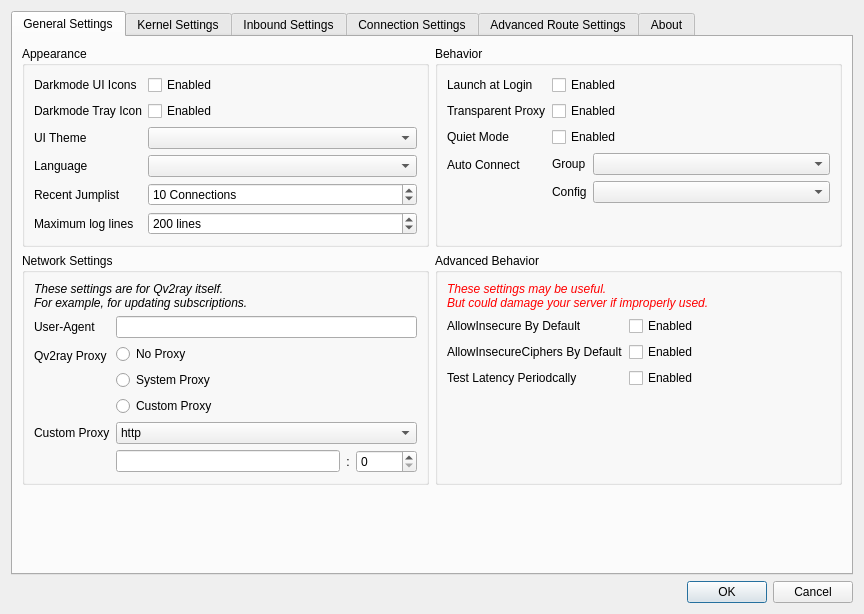
Qt form src/ui/windows/w_PreferencesWindow.ui (Qv2ray/Qv2ray) before a commit.
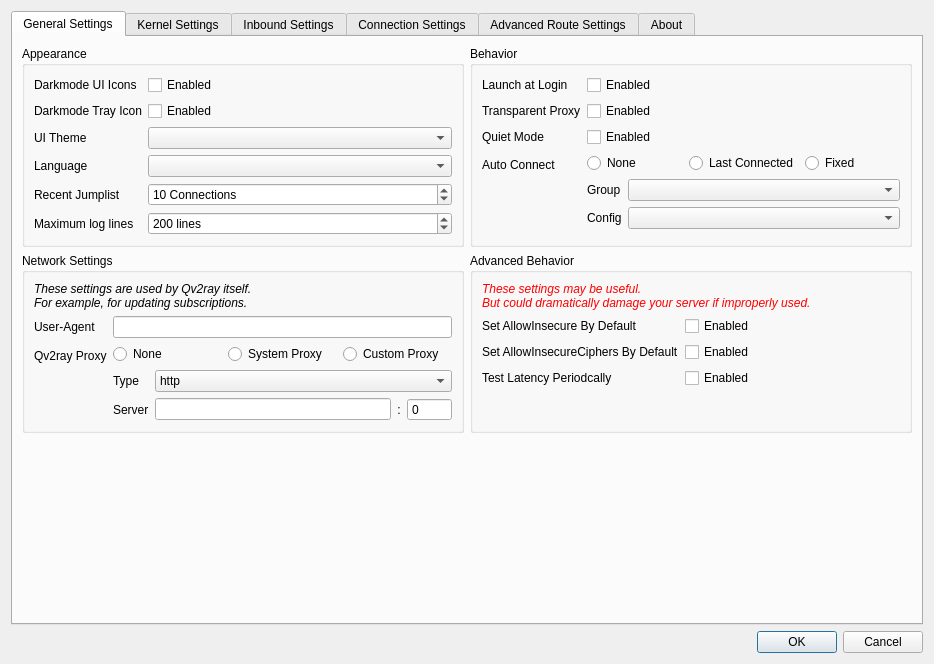
The same form after that commit. Icons and pictures are not drawn.

Commit message: enabled ConnectToLastUsed option, prevent copy when reading geosite

```diff
--- a/src/ui/windows/w_PreferencesWindow.ui
+++ b/src/ui/windows/w_PreferencesWindow.ui
@@ -9,8 +9,8 @@
    <rect>
     <x>0</x>
     <y>0</y>
-    <width>864</width>
-    <height>614</height>
+    <width>934</width>
+    <height>664</height>
    </rect>
   </property>
   <property name="windowTitle">
@@ -224,17 +224,17 @@
             </item>
             <item row="3" column="1">
              <layout class="QFormLayout" name="formLayout_16">
-              <item row="1" column="1">
+              <item row="2" column="1">
                <widget class="QComboBox" name="autoStartConnCombo"/>
               </item>
-              <item row="1" column="0">
+              <item row="2" column="0">
                <widget class="QLabel" name="label_61">
                 <property name="text">
                  <string>Config</string>
                 </property>
                </widget>
               </item>
-              <item row="0" column="1">
+              <item row="1" column="1">
                <widget class="QComboBox" name="autoStartSubsCombo">
                 <property name="minimumSize">
                  <size>
@@ -249,13 +249,38 @@
                 </item>
                </widget>
               </item>
-              <item row="0" column="0">
+              <item row="1" column="0">
                <widget class="QLabel" name="label_60">
                 <property name="text">
                  <string>Group</string>
                 </property>
                </widget>
               </item>
+              <item row="0" column="0" colspan="2">
+               <layout class="QHBoxLayout" name="horizontalLayout_4">
+                <item>
+                 <widget class="QRadioButton" name="noAutoConnectRB">
+                  <property name="text">
+                   <string>None</string>
+                  </property>
+                 </widget>
+                </item>
+                <item>
+                 <widget class="QRadioButton" name="lastConnectedRB">
+                  <property name="text">
+                   <string>Last Connected</string>
+                  </property>
+                 </widget>
+                </item>
+                <item>
+                 <widget class="QRadioButton" name="fixedAutoConnectRB">
+                  <property name="text">
+                   <string>Fixed</string>
+                  </property>
+                 </widget>
+                </item>
+               </layout>
+              </item>
              </layout>
             </item>
             <item row="2" column="0">
@@ -274,6 +299,22 @@
             <string>Network Settings</string>
            </property>
            <layout class="QFormLayout" name="formLayout_13">
+            <item row="0" column="0" colspan="2">
+             <widget class="QLabel" name="label_89">
+              <property name="font">
+               <font>
+                <italic>true</italic>
+               </font>
+              </property>
+              <property name="text">
+               <string>These settings are used by Qv2ray itself.
+For example, for updating subscriptions.</string>
+              </property>
+              <property name="textFormat">
+               <enum>Qt::PlainText</enum>
+              </property>
+             </widget>
+            </item>
             <item row="1" column="0">
              <widget class="QLabel" name="label_67">
               <property name="text">
@@ -288,19 +329,14 @@
               </property>
              </widget>
             </item>
-            <item row="2" column="0">
-             <widget class="QLabel" name="label_71">
-              <property name="text">
-               <string>Qv2ray Proxy</string>
-              </property>
-             </widget>
-            </item>
-            <item row="2" column="1">
-             <layout class="QVBoxLayout" name="verticalLayout_8">
+            <item row="3" column="1">
+             <layout class="QFormLayout" name="formLayout_3">
+              <item row="0" column="0" colspan="2">
+               <layout class="QHBoxLayout" name="horizontalLayout_9">
               <item>
                <widget class="QRadioButton" name="qvProxyNoProxy">
                 <property name="text">
-                 <string>No Proxy</string>
+                   <string>None</string>
                 </property>
                </widget>
               </item>
@@ -320,14 +356,14 @@
               </item>
              </layout>
             </item>
-            <item row="3" column="0">
-             <widget class="QLabel" name="label_64">
+              <item row="1" column="0">
+               <widget class="QLabel" name="label_33">
               <property name="text">
-               <string>Custom Proxy</string>
+                 <string>Type</string>
               </property>
              </widget>
             </item>
-            <item row="3" column="1">
+              <item row="1" column="1">
              <widget class="QComboBox" name="qvProxyTypeCombo">
               <item>
                <property name="text">
@@ -341,7 +377,14 @@
               </item>
              </widget>
             </item>
-            <item row="4" column="1">
+              <item row="2" column="0">
+               <widget class="QLabel" name="label_32">
+                <property name="text">
+                 <string>Server</string>
+                </property>
+               </widget>
+              </item>
+              <item row="2" column="1">
              <layout class="QHBoxLayout" name="horizontalLayout_2">
               <item>
                <widget class="QLineEdit" name="qvProxyAddressTxt"/>
@@ -358,6 +401,9 @@
               </item>
               <item>
                <widget class="QSpinBox" name="qvProxyPortCB">
+                  <property name="buttonSymbols">
+                   <enum>QAbstractSpinBox::NoButtons</enum>
+                  </property>
                 <property name="minimum">
                  <number>0</number>
                 </property>
@@ -368,19 +414,12 @@
               </item>
              </layout>
             </item>
-            <item row="0" column="0" colspan="2">
-             <widget class="QLabel" name="label_89">
-              <property name="font">
-               <font>
-                <italic>true</italic>
-               </font>
-              </property>
+             </layout>
+            </item>
+            <item row="3" column="0">
+             <widget class="QLabel" name="label_71">
               <property name="text">
-               <string>These settings are for Qv2ray itself.
-For example, for updating subscriptions.</string>
-              </property>
-              <property name="textFormat">
-               <enum>Qt::PlainText</enum>
+               <string>Qv2ray Proxy</string>
               </property>
              </widget>
             </item>
@@ -396,7 +435,7 @@
             <item row="1" column="0">
              <widget class="QLabel" name="label_82">
               <property name="text">
-               <string>AllowInsecure By Default</string>
+               <string>Set AllowInsecure By Default</string>
               </property>
              </widget>
             </item>
@@ -443,14 +482,14 @@
               </property>
               <property name="text">
                <string>These settings may be useful.
-But could damage your server if improperly used.</string>
+But could dramatically damage your server if improperly used.</string>
               </property>
              </widget>
             </item>
             <item row="2" column="0">
              <widget class="QLabel" name="label_85">
               <property name="text">
-               <string>AllowInsecureCiphers By Default</string>
+               <string>Set AllowInsecureCiphers By Default</string>
               </property>
              </widget>
             </item>
```
Left out of the diff: 4 changed lines with no effect on the pictures. Lines whose indentation alone changed are shown as unchanged. The commit also changes 18 other files.
